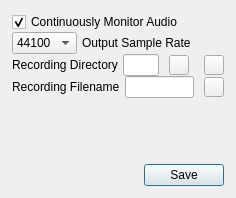
Old version of the form audio/resources/settingstab.ui in the repository springermac/audio.
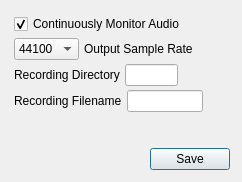
New version of the form. Icons and pictures are not drawn.

Commit message: Settings tab formatting fixes

What changed in the file:
```diff
--- a/audio/resources/settingstab.ui
+++ b/audio/resources/settingstab.ui
@@ -6,8 +6,8 @@
    <rect>
     <x>0</x>
     <y>0</y>
-    <width>236</width>
-    <height>198</height>
+    <width>242</width>
+    <height>182</height>
    </rect>
   </property>
   <property name="windowTitle">
@@ -27,6 +27,9 @@
      </property>
      <item>
       <layout class="QHBoxLayout" name="horizontalLayout_6">
+       <property name="margin">
+        <number>2</number>
+       </property>
        <item>
         <widget class="QCheckBox" name="monitorAudio">
          <property name="toolTip">
@@ -47,6 +50,9 @@
        <property name="spacing">
         <number>5</number>
        </property>
+       <property name="margin">
+        <number>2</number>
+       </property>
        <item>
         <widget class="QComboBox" name="recordingSampleRate">
          <property name="sizePolicy">
@@ -91,6 +97,19 @@
          </property>
         </widget>
        </item>
+       <item>
+        <spacer name="horizontalSpacer_5">
+         <property name="orientation">
+          <enum>Qt::Horizontal</enum>
+         </property>
+         <property name="sizeHint" stdset="0">
+          <size>
+           <width>40</width>
+           <height>20</height>
+          </size>
+         </property>
+        </spacer>
+       </item>
       </layout>
      </item>
      <item>
@@ -98,6 +117,9 @@
        <property name="spacing">
         <number>5</number>
        </property>
+       <property name="margin">
+        <number>2</number>
+       </property>
        <item>
         <widget class="QLabel" name="label">
          <property name="toolTip">
@@ -118,22 +140,6 @@
          </property>
         </widget>
        </item>
-       <item>
-        <spacer name="horizontalSpacer_4">
-         <property name="orientation">
-          <enum>Qt::Horizontal</enum>
-         </property>
-         <property name="sizeType">
-          <enum>QSizePolicy::Fixed</enum>
-         </property>
-         <property name="sizeHint" stdset="0">
-          <size>
-           <width>5</width>
-           <height>20</height>
-          </size>
-         </property>
-        </spacer>
-       </item>
        <item>
         <widget class="QPushButton" name="resetRecordingDirectory">
          <property name="sizePolicy">
@@ -161,24 +167,11 @@
            <height>16</height>
           </size>
          </property>
+         <property name="flat">
+          <bool>true</bool>
+         </property>
         </widget>
        </item>
-       <item>
-        <spacer name="horizontalSpacer_2">
-         <property name="orientation">
-          <enum>Qt::Horizontal</enum>
-         </property>
-         <property name="sizeType">
-          <enum>QSizePolicy::Fixed</enum>
-         </property>
-         <property name="sizeHint" stdset="0">
-          <size>
-           <width>10</width>
-           <height>20</height>
-          </size>
-         </property>
-        </spacer>
-       </item>
        <item>
         <widget class="QPushButton" name="browseRecordingDirectory">
          <property name="sizePolicy">
@@ -196,9 +189,6 @@
          <property name="toolTip">
           <string>&lt;html&gt;&lt;head/&gt;&lt;body&gt;&lt;p style=&quot;white-space:pre&quot;&gt;&lt;span style=&quot; font-size:11pt; font-weight:600;&quot;&gt;Browse for the directory to save the recorded file&lt;/span&gt;&lt;/p&gt;&lt;/body&gt;&lt;/html&gt;</string>
          </property>
-         <property name="text">
-          <string/>
-         </property>
          <property name="icon">
           <iconset resource="resources.qrc">
            <normaloff>:/fileopen.png</normaloff>:/fileopen.png</iconset>
@@ -209,6 +199,9 @@
            <height>16</height>
           </size>
          </property>
+         <property name="flat">
+          <bool>true</bool>
+         </property>
         </widget>
        </item>
       </layout>
@@ -218,6 +211,9 @@
        <property name="spacing">
         <number>5</number>
        </property>
+       <property name="margin">
+        <number>2</number>
+       </property>
        <item>
         <widget class="QLabel" name="label_3">
          <property name="toolTip">
@@ -238,22 +234,6 @@
          </property>
         </widget>
        </item>
-       <item>
-        <spacer name="horizontalSpacer_3">
-         <property name="orientation">
-          <enum>Qt::Horizontal</enum>
-         </property>
-         <property name="sizeType">
-          <enum>QSizePolicy::Fixed</enum>
-         </property>
-         <property name="sizeHint" stdset="0">
-          <size>
-           <width>5</width>
-           <height>20</height>
-          </size>
-         </property>
-        </spacer>
-       </item>
        <item>
         <widget class="QPushButton" name="resetRecordingFilename">
          <property name="sizePolicy">
@@ -284,6 +264,9 @@
            <height>16</height>
           </size>
          </property>
+         <property name="flat">
+          <bool>true</bool>
+         </property>
         </widget>
        </item>
       </layout>
```
